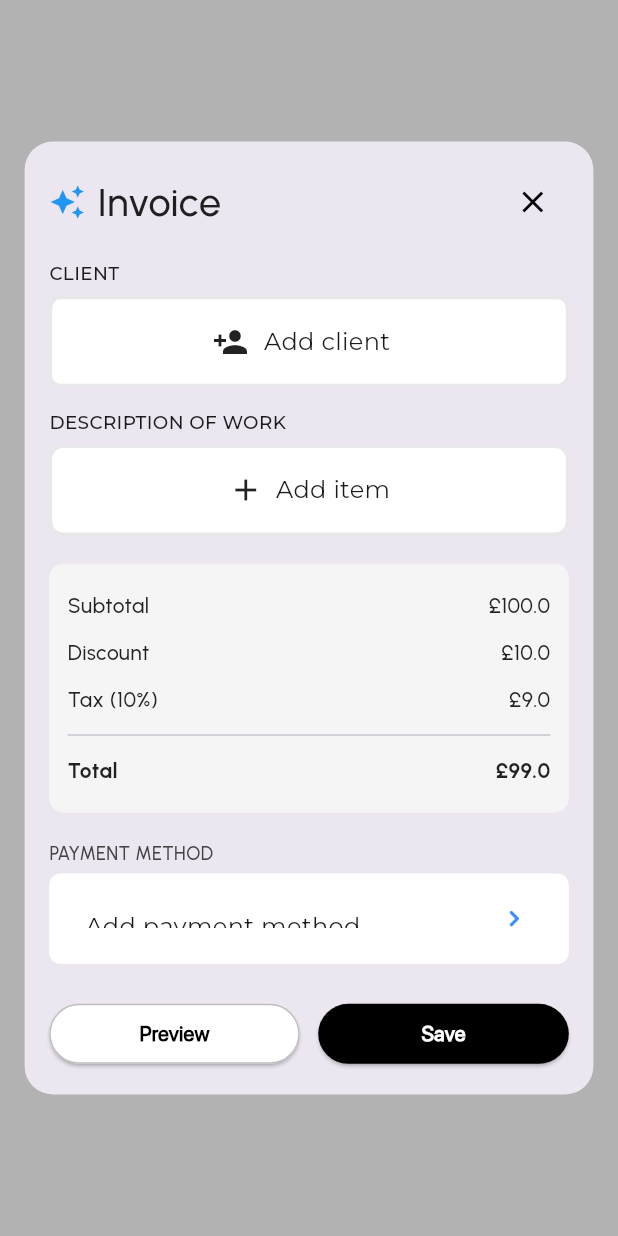
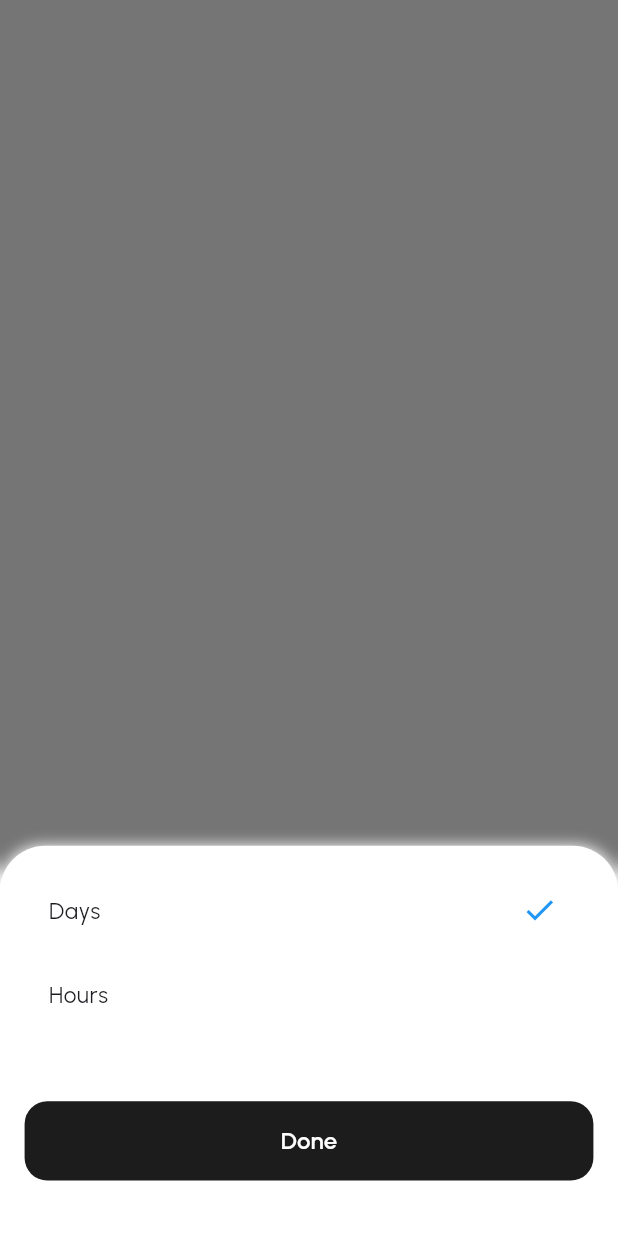
Before and after one commit to ahizaz/fixxa_app, a Flutter app: what show() shows on an empty page, opened directly, on a phone screen of 412 x 824 dp. Run offline on Flutter 3.47's test engine with Material 3 defaults, Android fonts, the phone set to English and light mode, and no system bars; our stand-ins replace flutter_screenutil, get, google_fonts, image_picker, just_audio, open_filex and 1 more; missing offline and left inert: flutter_contacts_service, google_ml_kit, record, syncfusion_flutter_pdfviewer.

Commit message:
done and dusted

```diff
--- a/lib/feature/invoice_creation_manually.dart/screen/invoice_dialog.dart
+++ b/lib/feature/invoice_creation_manually.dart/screen/invoice_dialog.dart
@@ -2,6 +2,8 @@ import 'dart:ui';
 
 import 'package:fixxa_app/core/utils/constants/icon_path.dart';
 import 'package:fixxa_app/feature/invoice_creation_manually.dart/controller/invoice_manually_controller.dart';
+import 'package:fixxa_app/feature/invoice_creation_manually.dart/screen/add_invoice_client.dart';
+import 'package:fixxa_app/feature/invoice_creation_manually.dart/screen/add_invoice_item.dart';
 
 import 'package:flutter/material.dart';
 import 'package:flutter_screenutil/flutter_screenutil.dart';
@@ -67,7 +69,7 @@ class InvoiceDialog {
       : "?";
   return InkWell(
     onTap: () {
-
+ Get.to(()=>AddInvoiceClient());
     },
     child: Container(
       width: double.infinity,
@@ -153,7 +155,7 @@ class InvoiceDialog {
       )),
       InkWell(
         onTap: () {
-
+          Get.to(()=>AddInvoiceItem());
         },
         child: Container(
           width: double.infinity,
--- /dev/null
+++ b/lib/feature/invoice_creation_manually.dart/widget/days_hour_bottom_invoice_sheeet.dart
@@ -0,0 +1,93 @@
+import 'dart:ui';
+
+import 'package:fixxa_app/feature/invoice_creation_manually.dart/controller/invoice_manually_controller.dart';
+import 'package:flutter/material.dart';
+import 'package:flutter_screenutil/flutter_screenutil.dart';
+import 'package:get/get.dart';
+import 'package:google_fonts/google_fonts.dart';
+
+class DaysHourBottomInvoiceSheeet {
+    static void show(BuildContext context){
+       final controller = Get.find<InvoiceManuallyController>();
+        showModalBottomSheet(
+      context: context,
+      isScrollControlled: true,
+      backgroundColor: Colors.white,
+      builder: (_) {
+        return BackdropFilter(
+          filter: ImageFilter.blur(sigmaX: 5, sigmaY: 5),
+          child: Container(
+            height: 276.h,
+            decoration: BoxDecoration(
+              color: Colors.white,
+              borderRadius: BorderRadius.vertical(top: Radius.circular(32.r)),
+            ),
+            child: Padding(
+              padding: EdgeInsets.symmetric(horizontal: 16.w),
+              child: Column(
+                crossAxisAlignment: CrossAxisAlignment.start,
+                children: [
+
+
+                  SizedBox(height: 16.h),
+
+                  /// Options
+                  Obx(() => Column(
+                        children: [
+                          ListTile(
+                            title: Text("Days",
+                                style: GoogleFonts.urbanist(fontSize: 16.sp)),
+                            trailing: controller.dayhour.value == "Days"
+                                ? const Icon(Icons.check, color: Colors.blue)
+                                : null,
+                            onTap: () => controller.dayhour.value = "Days",
+                          ),
+                          ListTile(
+                            title: Text("Hours",
+                                style: GoogleFonts.urbanist(fontSize: 16.sp)),
+                            trailing: controller.dayhour.value ==
+                                    "Hours"
+                                ? const Icon(Icons.check, color: Colors.blue)
+                                : null,
+                            onTap: () =>
+                                controller.dayhour.value = "Hours",
+                          ),
+
+                        ],
+                      )),
+
+                  SizedBox(height: 46.h,),
+
+                  /// Done Button
+                  GestureDetector(
+                    onTap: () => Get.back(),
+                    child: Container(
+                      width: double.infinity,
+                      height: 56.h,
+                      decoration: BoxDecoration(
+                        color: const Color(0xff1C1C1C),
+                        borderRadius: BorderRadius.circular(16.r),
+                      ),
+                      child: Center(
+                        child: Text(
+                          "Done",
+                          style: GoogleFonts.urbanist(
+                            fontSize: 17.sp,
+                            fontWeight: FontWeight.w600,
+                            color: Colors.white,
+                          ),
+                        ),
+                      ),
+                    ),
+                  ),
+                  SizedBox(height: 16.h),
+                ],
+              ),
+            ),
+          ),
+        );
+      },
+    );
+
+    }
+}
```
Also changed, not shown: lib/feature/invoice_creation_manually.dart/screen/add_invoice_client.dart (+116 -0 lines), lib/feature/invoice_creation_manually.dart/screen/add_invoice_item.dart (+294 -0 lines), lib/feature/invoice_creation_manually.dart/widget/discount_type_invoice_sheet.dart (added, +111 -0 lines), lib/feature/quote_creation_manually.dart/screen/quote_dialog.dart (+1 -27 lines).
